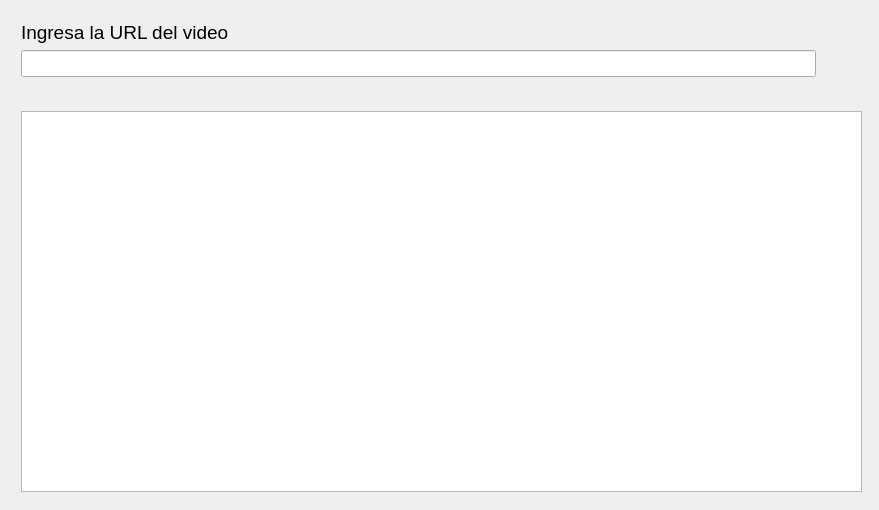
This is ui/Descargas.ui in juanes30/music-downloader as Qt 5 draws it before an edit. The edited form follows.
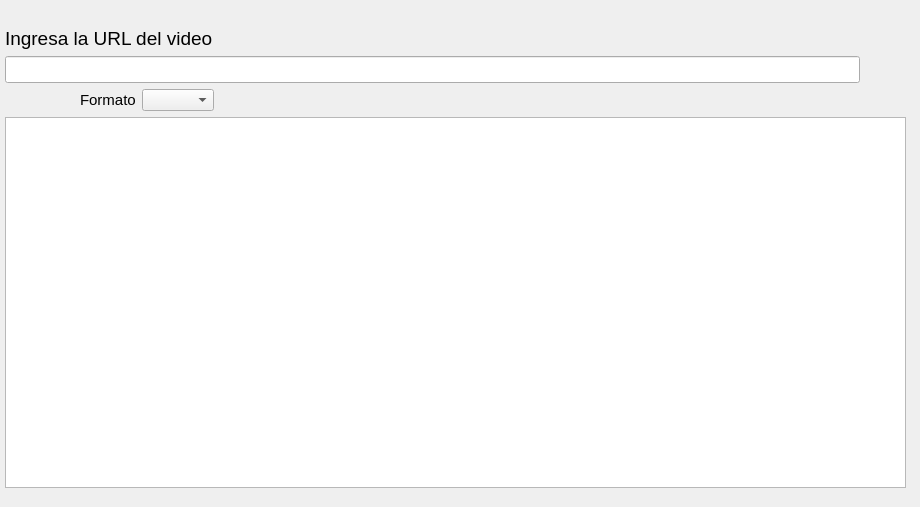
This is the edited form. Icons and pictures are not drawn.

Commit message: Se agregar Combo Box e imagenes

```diff
--- a/ui/Descargas.ui
+++ b/ui/Descargas.ui
@@ -6,8 +6,8 @@
    <rect>
     <x>0</x>
     <y>0</y>
-    <width>879</width>
-    <height>510</height>
+    <width>920</width>
+    <height>507</height>
    </rect>
   </property>
   <property name="windowTitle">
@@ -16,13 +16,13 @@
   <property name="inputMethodHints">
    <set>Qt::ImhNone</set>
   </property>
-  <widget class="QWidget" name="">
+  <widget class="QWidget" name="layoutWidget">
    <property name="geometry">
     <rect>
-     <x>21</x>
-     <y>21</y>
-     <width>841</width>
-     <height>471</height>
+     <x>5</x>
+     <y>27</y>
+     <width>901</width>
+     <height>461</height>
     </rect>
    </property>
    <layout class="QVBoxLayout" name="verticalLayout">
@@ -91,7 +91,36 @@
         </property>
         <property name="sizeHint" stdset="0">
          <size>
-          <width>78</width>
+          <width>13</width>
+          <height>20</height>
+         </size>
+        </property>
+       </spacer>
+      </item>
+      <item>
+       <widget class="QLabel" name="lblFormato">
+        <property name="font">
+         <font>
+          <family>Segoe UI</family>
+          <pointsize>11</pointsize>
+         </font>
+        </property>
+        <property name="text">
+         <string>Formato</string>
+        </property>
+       </widget>
+      </item>
+      <item>
+       <widget class="QComboBox" name="cBoxFormato"/>
+      </item>
+      <item>
+       <spacer name="horizontalSpacer_3">
+        <property name="orientation">
+         <enum>Qt::Horizontal</enum>
+        </property>
+        <property name="sizeHint" stdset="0">
+         <size>
+          <width>258</width>
           <height>20</height>
          </size>
         </property>
@@ -124,7 +153,7 @@
         </property>
         <property name="sizeHint" stdset="0">
          <size>
-          <width>68</width>
+          <width>388</width>
           <height>20</height>
          </size>
         </property>
```
Left out of the diff: 2 changed lines with no effect on the pictures. The commit also changes 8 other files.
